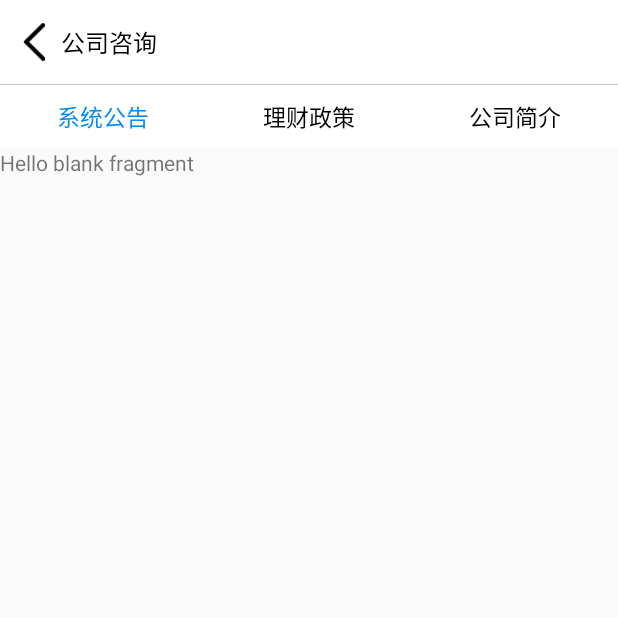
After one commit to btbDriver/PublicFinance, an Android app: the fragment ConsultFragment shown on its own in the app's theme, on a phone screen of 412 x 824 dp, the top half of it. The commit adds this screen. Run offline under Robolectric (Android 15) with nearby library versions, the phone set to English and light mode, and no system bars; libraries missing offline, so code that uses them is left out: com.hwangjr.rxbus, me.yokeyword.fragmentation.

Commit message:
添加侧导栏公司咨询UI

```diff
--- a/app/src/main/java/com/drive/finance/MainActivity.kt
+++ b/app/src/main/java/com/drive/finance/MainActivity.kt
@@ -70,7 +70,7 @@ class MainActivity : BaseActivity() {
             }
             // 公司资讯
             else if (position == 4) {
-
+                loadRootFragment(R.id.drawerFragmentContainer, createConsultFragment())
             }
             // 联系我们
             else if (position == 5) {
--- /dev/null
+++ b/app/src/main/java/com/drive/finance/ui/drawer/ConsultFragment.kt
@@ -0,0 +1,55 @@
+package com.drive.finance.ui.drawer
+
+import android.os.Bundle
+import android.support.design.widget.TabLayout
+import android.support.v4.app.Fragment
+import android.support.v4.app.FragmentManager
+import android.support.v4.app.FragmentStatePagerAdapter
+import android.support.v4.view.ViewPager
+import android.view.LayoutInflater
+import android.view.View
+import android.view.ViewGroup
+import com.drive.finance.R
+import com.drive.finance.base.BaseFragment
+
+class ConsultFragment : BaseFragment() {
+
+    val consultTabLayout by lazy {
+        view?.findViewById(R.id.consultTabLayout) as TabLayout
+    }
+    val viewPager by lazy {
+        view?.findViewById(R.id.viewPager) as ViewPager
+    }
+
+    override fun onCreateView(inflater: LayoutInflater?, container: ViewGroup?,
+                              savedInstanceState: Bundle?): View? {
+        return inflater!!.inflate(R.layout.fragment_consult, container, false)
+    }
+
+    override fun onViewCreated(view: View?, savedInstanceState: Bundle?) {
+        super.onViewCreated(view, savedInstanceState)
+        consultTabLayout.setupWithViewPager(viewPager)
+        viewPager.adapter = ConsultPageAdapter(childFragmentManager)
+    }
+}
+
+class ConsultPageAdapter(fragmentManager: FragmentManager) : FragmentStatePagerAdapter(fragmentManager) {
+
+    val titles = arrayOf("系统公告", "理财政策", "公司简介")
+
+    override fun getCount(): Int = 3
+
+    override fun getItem(position: Int): Fragment {
+        if (position == 0) {
+            return createTeamRecommendFragment()
+        } else {
+            return createTeamAtlasFragment()
+        }
+    }
+
+    override fun getPageTitle(position: Int): CharSequence = titles[position]
+}
+
+fun createConsultFragment() : ConsultFragment {
+    return ConsultFragment()
+}
--- /dev/null
+++ b/app/src/main/res/layout/fragment_consult.xml
@@ -0,0 +1,41 @@
+<LinearLayout xmlns:android="http://schemas.android.com/apk/res/android"
+    xmlns:app="http://schemas.android.com/apk/res-auto"
+    android:layout_width="match_parent"
+    android:layout_height="match_parent"
+    android:orientation="vertical"
+    >
+
+    <com.drive.finance.widget.SimpleTitleBar
+        android:id="@+id/simpleTitleBar"
+        android:layout_width="match_parent"
+        android:layout_height="wrap_content"
+        app:titleBar_content="公司咨询"
+        />
+
+    <View
+        android:layout_width="match_parent"
+        android:layout_height="1px"
+        android:background="@color/lineColor"
+        />
+
+    <android.support.design.widget.TabLayout
+        android:id="@+id/consultTabLayout"
+        android:layout_width="match_parent"
+        android:layout_height="42dp"
+        android:background="@android:color/white"
+        app:tabBackground="?attr/selectableItemBackgroundBorderless"
+        app:tabIndicatorHeight="0dp"
+        app:tabMode="fixed"
+        app:tabSelectedTextColor="#ff028bf3"
+        app:tabTextColor="@android:color/black"
+        app:tabTextAppearance = "@style/tabLayoutTextSize"
+        />
+
+    <android.support.v4.view.ViewPager
+        android:id="@+id/viewPager"
+        android:layout_width="match_parent"
+        android:layout_height="wrap_content"
+        android:overScrollMode="never"
+        />
+
+</LinearLayout>
```
